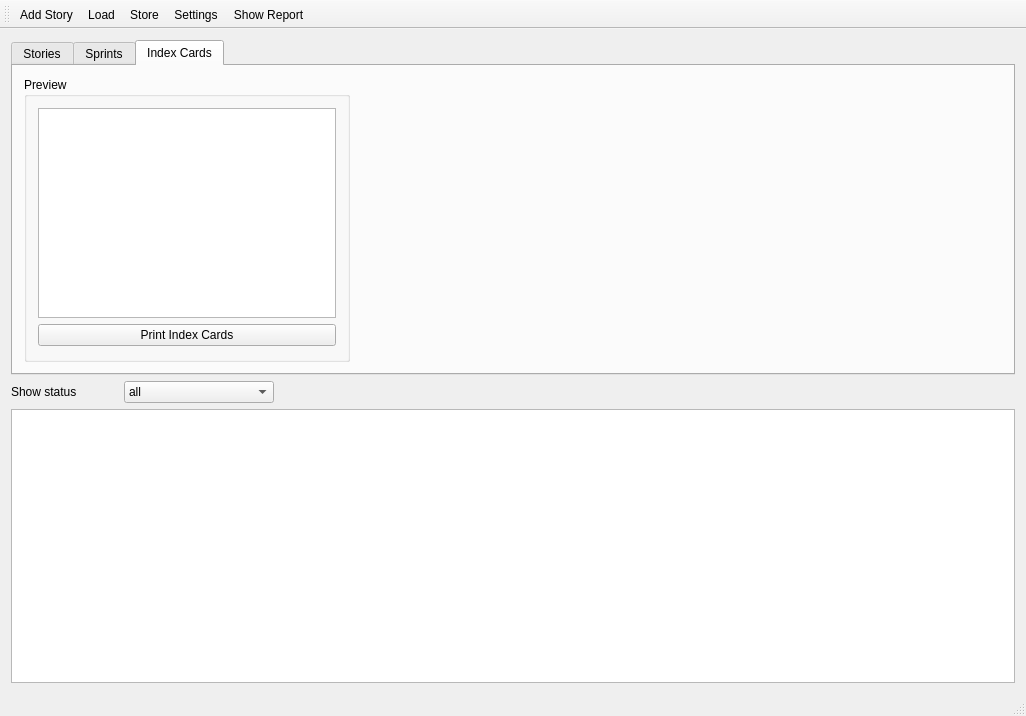
Qt form mainwindow.ui (jmreyen/starfish) before a commit.
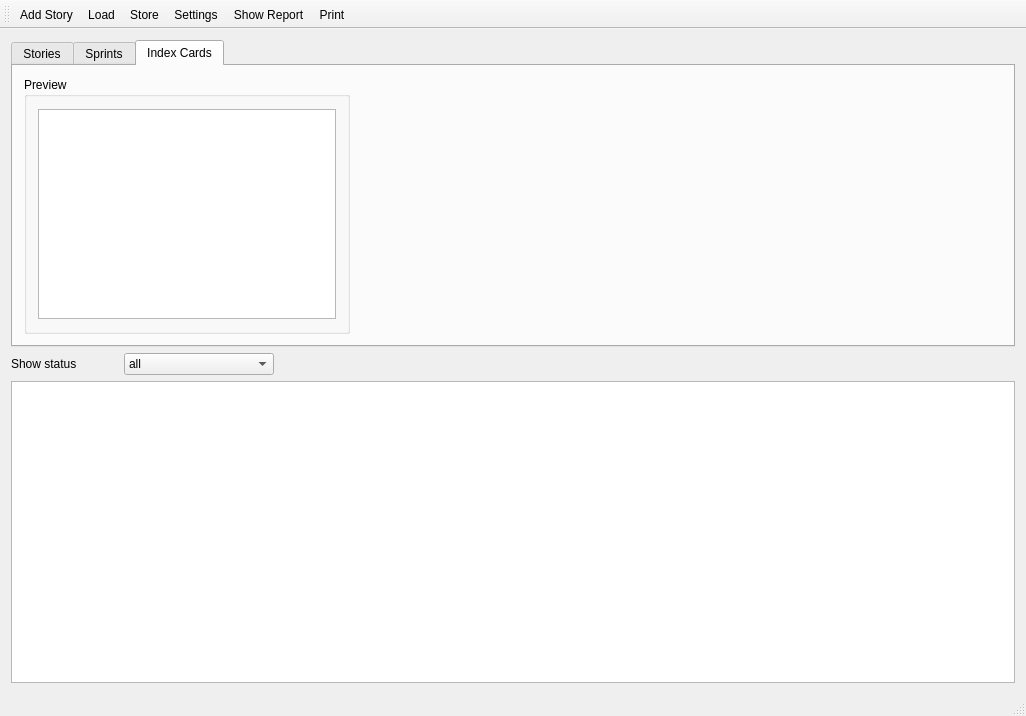
The same form after that commit. The open tabs and pages were chosen to show the change. Icons and pictures are not drawn.

Patch:
```diff
--- a/mainwindow.ui
+++ b/mainwindow.ui
@@ -683,13 +683,6 @@
              </property>
             </widget>
            </item>
-           <item row="1" column="0">
-            <widget class="QPushButton" name="printButton">
-             <property name="text">
-              <string>Print Index Cards</string>
-             </property>
-            </widget>
-           </item>
           </layout>
          </widget>
         </item>
@@ -762,6 +755,7 @@
    <addaction name="actionStore"/>
    <addaction name="actionSettings"/>
    <addaction name="actionShow_Report"/>
+   <addaction name="actionPrint"/>
   </widget>
   <widget class="QStatusBar" name="statusBar"/>
   <action name="actionAdd_Story">
@@ -810,6 +804,14 @@
     <string>Ctrl+R</string>
    </property>
   </action>
+  <action name="actionPrint">
+   <property name="text">
+    <string>Print</string>
+   </property>
+   <property name="shortcut">
+    <string>Ctrl+P</string>
+   </property>
+  </action>
  </widget>
  <layoutdefault spacing="6" margin="11"/>
  <resources/>
```
Left out of the diff: 5 changed lines with no effect on the pictures.
